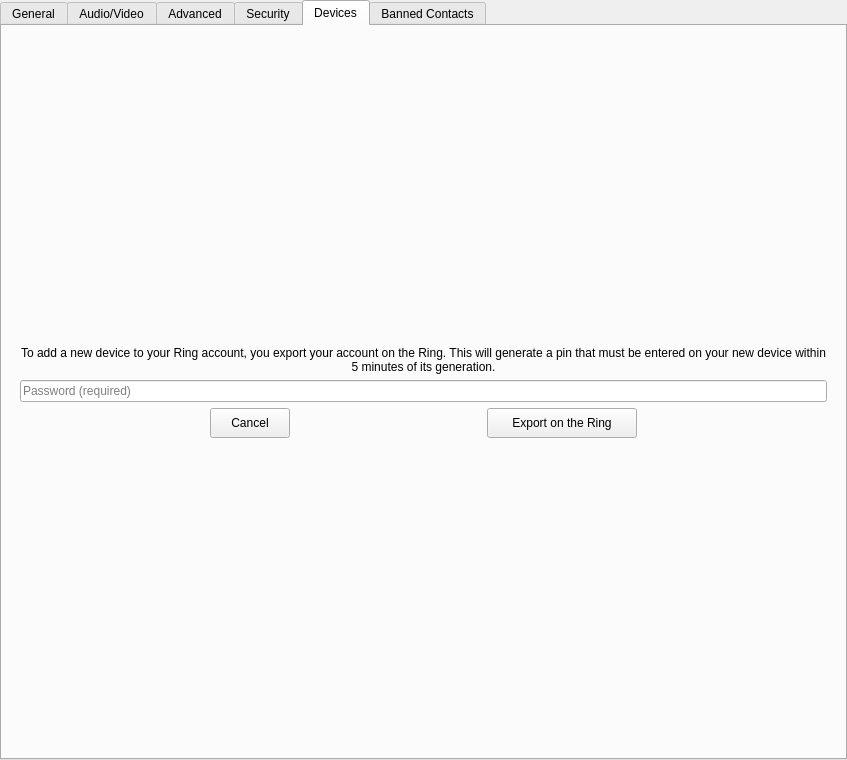
This is accountdetails.ui in savoirfairelinux/jami-client-windows as Qt 5 draws it before an edit. The edited form follows.
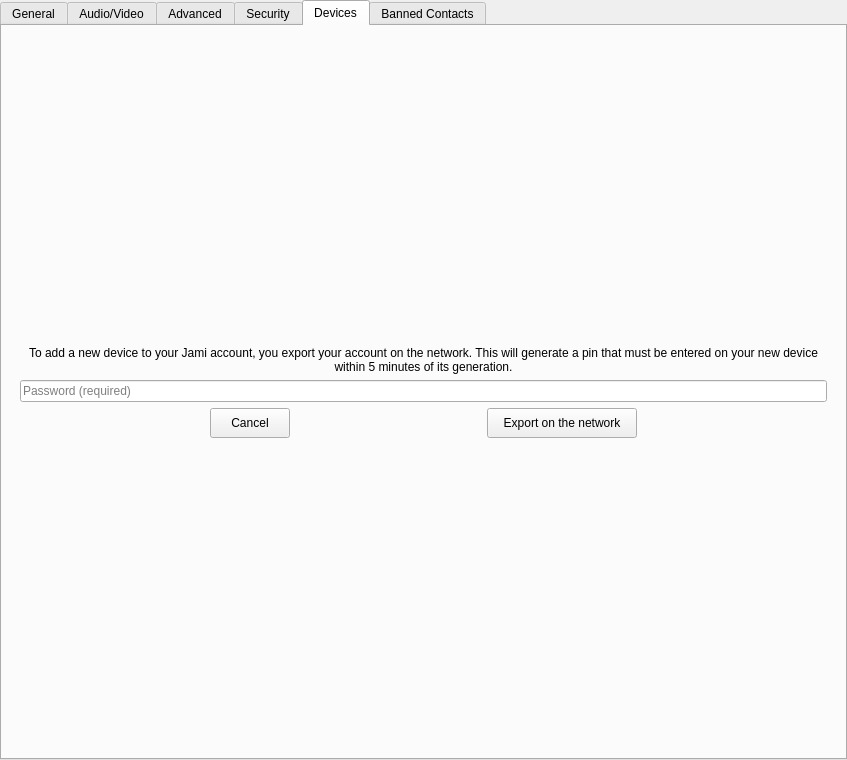
This is the edited form. The open tabs and pages were chosen to show the change. Icons and pictures are not drawn. Custom widgets are drawn as their Qt base class.

Commit message: ui: change name from Ring to Jami

The edit to the form file:
```diff
--- a/accountdetails.ui
+++ b/accountdetails.ui
@@ -2562,7 +2562,7 @@
               <number>1</number>
              </property>
              <property name="text">
-              <string>To add a new device to your Ring account, you export your account on the Ring. This will generate a pin that must be entered on your new device within 5 minutes of its generation.</string>
+              <string>To add a new device to your Jami account, you export your account on the network. This will generate a pin that must be entered on your new device within 5 minutes of its generation.</string>
              </property>
              <property name="alignment">
               <set>Qt::AlignCenter</set>
@@ -2641,7 +2641,7 @@
                 <string>Validate export on DHT for device linking button</string>
                </property>
                <property name="text">
-                <string>Export on the Ring</string>
+                <string>Export on the network</string>
                </property>
               </widget>
              </item>
```
Left out of the diff: 4 changed lines with no effect on the pictures. The commit also changes 31 other files.
